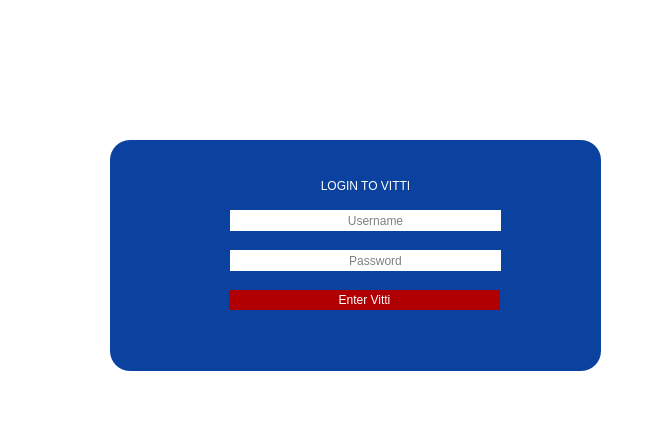
First picture: the form in Bhitti/login.ui, repository BigyaDhungana/Bhitti_v2, before the edit.
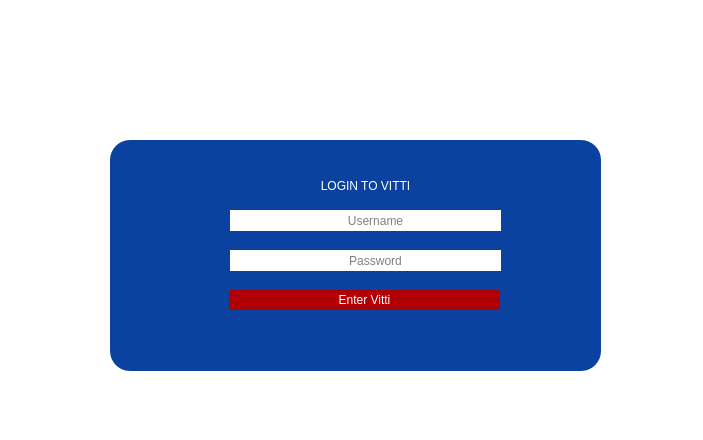
Second picture: the form after the edit. Icons and pictures are not drawn.

Diff of the .ui file:
```diff
--- a/Bhitti/login.ui
+++ b/Bhitti/login.ui
@@ -6,7 +6,7 @@
    <rect>
     <x>0</x>
     <y>0</y>
-    <width>668</width>
+    <width>703</width>
     <height>440</height>
    </rect>
   </property>
```
Left out of the diff: 2 changed lines with no effect on the pictures.
